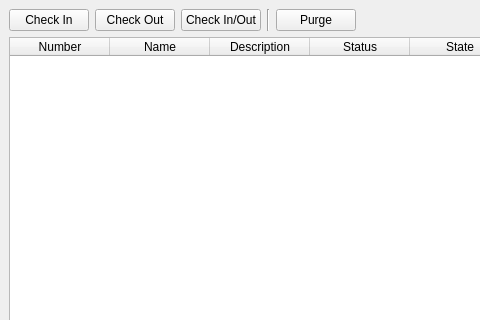
This is src/GUI/MainWindow.ui in grd/FreePDM as Qt 5 draws it before an edit; both pictures show x 0 to 480 and y 0 to 320 of the 817 by 600 pixel window. The edited form follows.
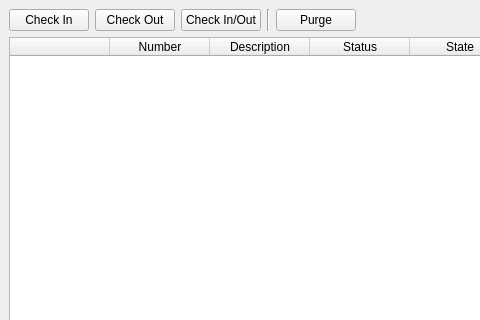
This is the edited form.

Commit message: add Column with empty name for checkboxes, and add a default width to it

```diff
--- a/src/GUI/MainWindow.ui
+++ b/src/GUI/MainWindow.ui
@@ -78,15 +78,15 @@
      <widget class="QTableWidget" name="tableWorkspace">
       <column>
        <property name="text">
-        <string extracomment="Optionally number">Number</string>
-       </property>
-       <property name="toolTip">
-        <string extracomment="Optional number"/>
+        <string/>
        </property>
       </column>
       <column>
        <property name="text">
-        <string>Name</string>
+        <string extracomment="Optionally number">Number</string>
+       </property>
+       <property name="toolTip">
+        <string extracomment="Optional number"/>
        </property>
       </column>
       <column>
```
The commit also changes 1 other file.
